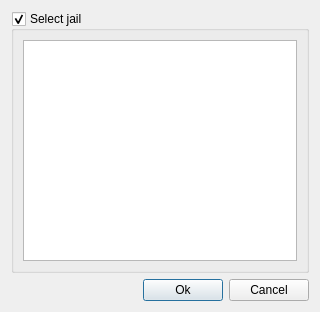
First picture: the form in src-qt4/pc-updatecenter/dialogs/jailsdialog.ui, repository trueos/pcbsd, before the edit.
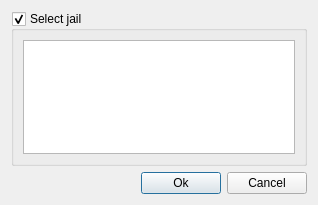
Second picture: the form after the edit.

What changed in the file:
```diff
--- a/src-qt4/pc-updatecenter/dialogs/jailsdialog.ui
+++ b/src-qt4/pc-updatecenter/dialogs/jailsdialog.ui
@@ -6,8 +6,8 @@
    <rect>
     <x>0</x>
     <y>0</y>
-    <width>320</width>
-    <height>312</height>
+    <width>318</width>
+    <height>205</height>
    </rect>
   </property>
   <property name="windowTitle">
```
